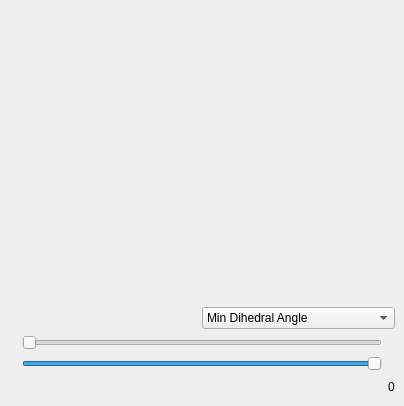
Qt form Polyhedron/demo/Polyhedron/Plugins/Mesh_3/Tetrahedra_filter_widget.ui (CGAL/cgal) before a commit.
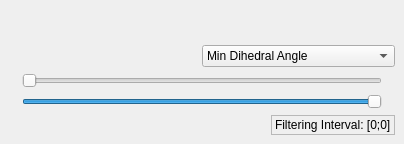
The same form after that commit.

Commit message: Add a tooltip and some factorization

Patch:
```diff
--- a/Polyhedron/demo/Polyhedron/Plugins/Mesh_3/Tetrahedra_filter_widget.ui
+++ b/Polyhedron/demo/Polyhedron/Plugins/Mesh_3/Tetrahedra_filter_widget.ui
@@ -7,7 +7,7 @@
     <x>0</x>
     <y>0</y>
     <width>404</width>
-    <height>406</height>
+    <height>144</height>
    </rect>
   </property>
   <property name="windowTitle">
@@ -165,8 +165,11 @@
         </item>
         <item>
          <widget class="QLabel" name="valueLabel">
+          <property name="frameShape">
+           <enum>QFrame::StyledPanel</enum>
+          </property>
           <property name="text">
-           <string>0</string>
+           <string>Filtering Interval: [0;0]</string>
           </property>
          </widget>
         </item>
```
Left out of the diff: 3 changed lines with no effect on the pictures. The commit also changes 2 other files.
